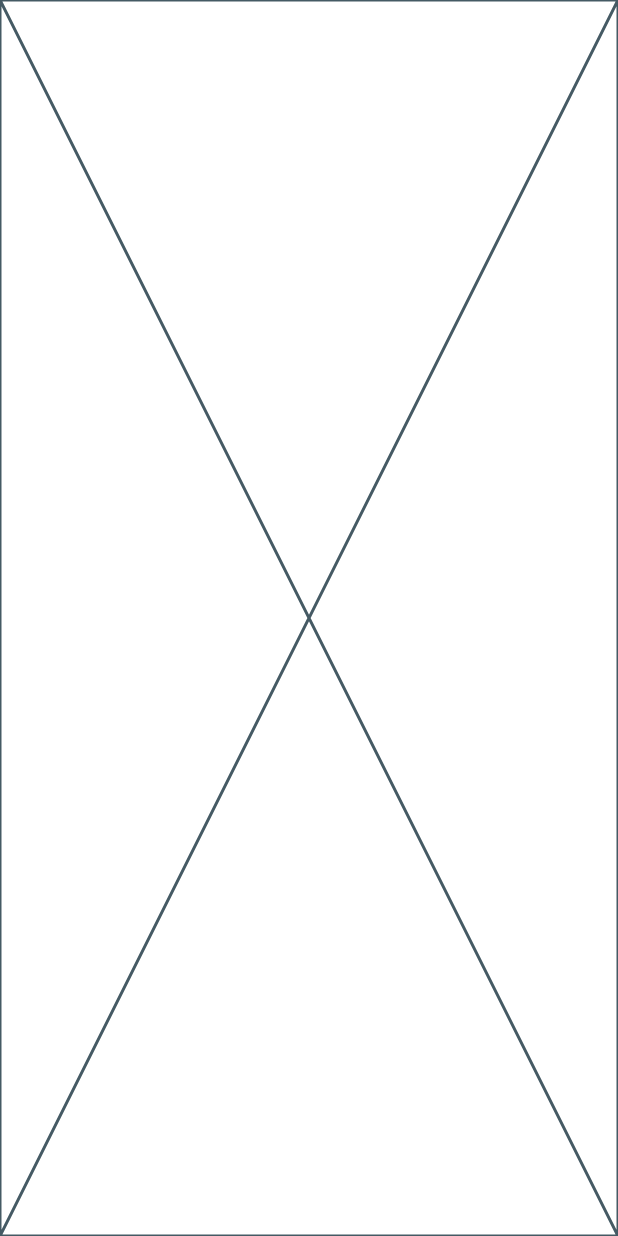
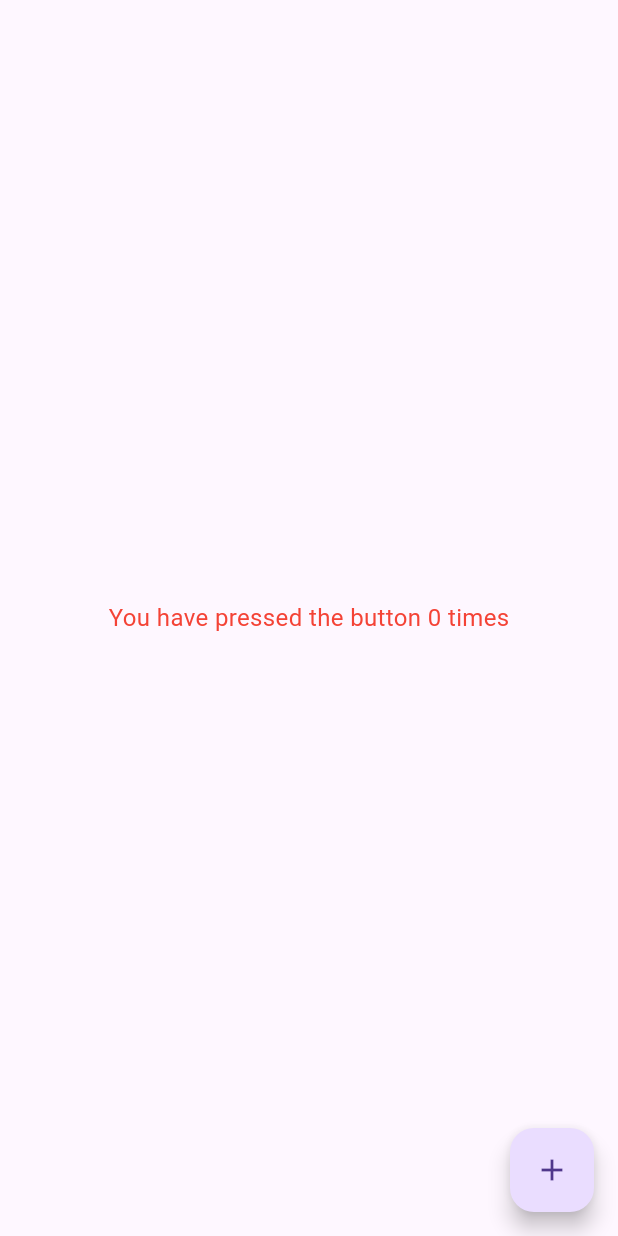
Before and after one commit to RJV-YF/Unit-Test, a Flutter app: the screen it shows after launch, on a phone screen of 412 x 824 dp. Run offline on Flutter 3.47's test engine with Material 3 defaults, Android fonts, the phone set to English and light mode, and no system bars.

Commit message:
The counter app UI with it's color changing feature  with respect to whether the counter number is odd or even is done

```diff
--- a/lib/main.dart
+++ b/lib/main.dart
@@ -9,6 +9,63 @@ class MyApp extends StatelessWidget {
 
   @override
   Widget build(BuildContext context) {
-    return const Placeholder();
+    return const MaterialApp(
+      home: HomePage(),
+    );
   }
 }
+
+// bool isEven(int number) {
+//   if (number % 2 == 0) {
+//     return true;
+//   } else {
+//     return false;
+//   }
+// }
+
+bool isEven(int number) => number % 2 == 0 ? true : false;
+
+class HomePage extends StatefulWidget {
+  const HomePage({super.key});
+
+  @override
+  State<HomePage> createState() => _HomePageState();
+}
+
+class _HomePageState extends State<HomePage> {
+  int _counter = 0;
+  Color color = Colors.red;
+
+  void _incrementCounter() {
+    setState(() {
+      _counter++;
+      // if (isEven(_counter)) {
+      //   color = Colors.red;
+      // } else {
+      //   color = Colors.green;
+      // }
+      isEven(_counter) ? color = Colors.red : color = Colors.green;
+    });
+  }
+
+  @override
+  Widget build(BuildContext context) {
+    return Scaffold(
+      body: Center(
+        child: Text(
+          'You have pressed the button $_counter times',
+          style: TextStyle(
+            fontSize: 16,
+            color: color,
+          ),
+        ),
+      ),
+      floatingActionButton: FloatingActionButton(
+        onPressed: _incrementCounter,
+        child: const Icon(
+          Icons.add,
+        ),
+      ),
+    );
+  }
+}
```
